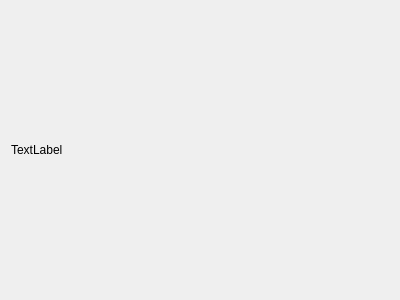
Old version of the form screenwidget.ui in the repository vince7839/GmsAutoTool.
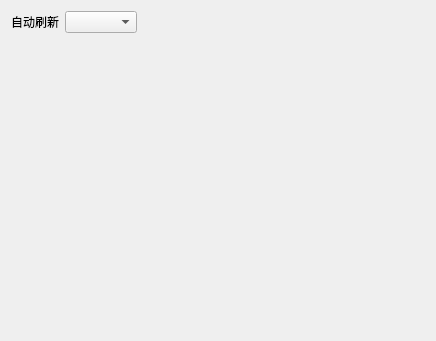
New version of the form.

```diff
--- a/screenwidget.ui
+++ b/screenwidget.ui
@@ -6,18 +6,45 @@
    <rect>
     <x>0</x>
     <y>0</y>
-    <width>400</width>
-    <height>300</height>
+    <width>436</width>
+    <height>341</height>
    </rect>
   </property>
   <property name="windowTitle">
    <string>Form</string>
   </property>
   <layout class="QVBoxLayout" name="verticalLayout">
+   <item>
+    <layout class="QHBoxLayout" name="horizontalLayout">
+     <item>
+      <widget class="QLabel" name="label_2">
+       <property name="text">
+        <string>自动刷新</string>
+       </property>
+      </widget>
+     </item>
+     <item>
+      <widget class="QComboBox" name="cbox_interval"/>
+     </item>
+     <item>
+      <spacer name="horizontalSpacer">
+       <property name="orientation">
+        <enum>Qt::Horizontal</enum>
+       </property>
+       <property name="sizeHint" stdset="0">
+        <size>
+         <width>40</width>
+         <height>20</height>
+        </size>
+       </property>
+      </spacer>
+     </item>
+    </layout>
+   </item>
    <item>
     <widget class="QLabel" name="label">
      <property name="text">
-      <string>TextLabel</string>
+      <string/>
      </property>
     </widget>
    </item>
```
